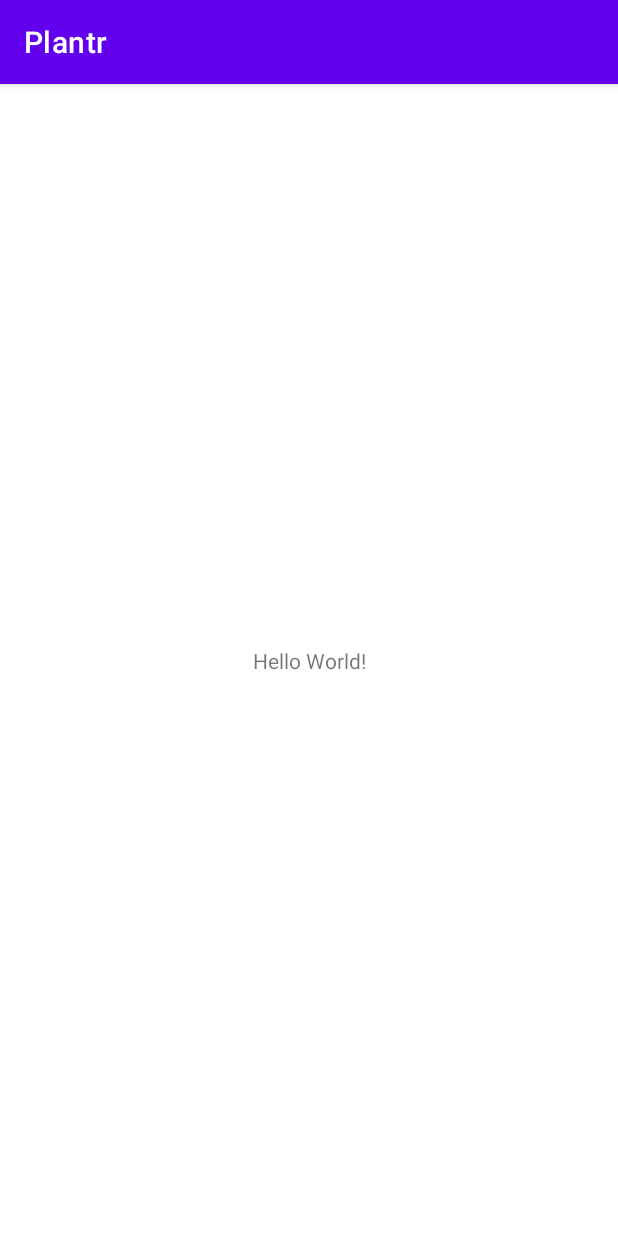
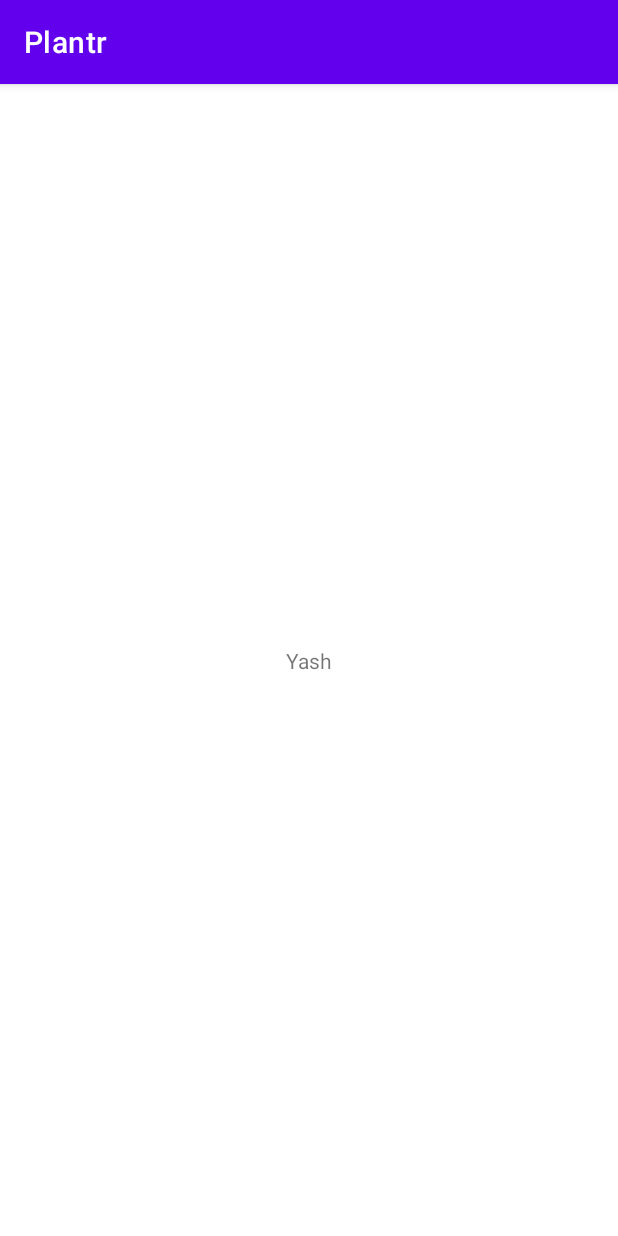
Before and after one commit to chekeAditya/Plantr, an Android app: the screen it shows after launch (LoginActivity), on a phone screen of 412 x 824 dp. Run offline under Robolectric (Android 15) with nearby library versions, the phone set to English and light mode, and no system bars.

Commit message:
Branch updated yash

```diff
--- a/app/src/main/res/layout/activity_main.xml
+++ b/app/src/main/res/layout/activity_main.xml
@@ -9,7 +9,7 @@
     <TextView
         android:layout_width="wrap_content"
         android:layout_height="wrap_content"
-        android:text="Hello World!"
+        android:text="Yash"
         app:layout_constraintBottom_toBottomOf="parent"
         app:layout_constraintLeft_toLeftOf="parent"
         app:layout_constraintRight_toRightOf="parent"
```
